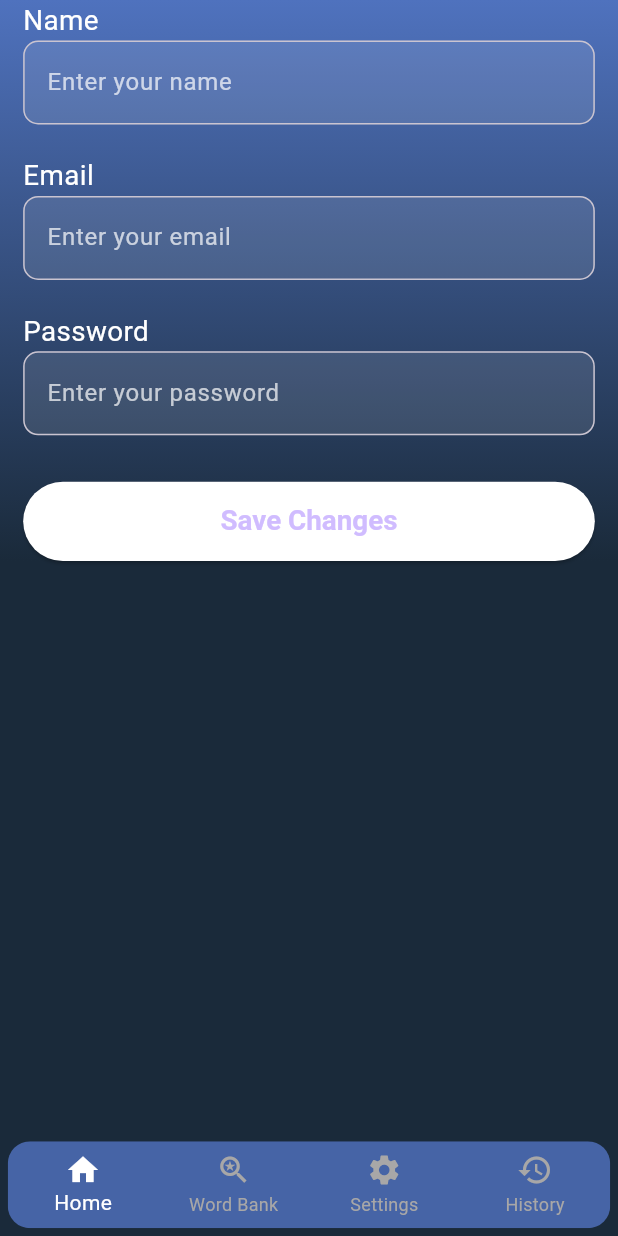
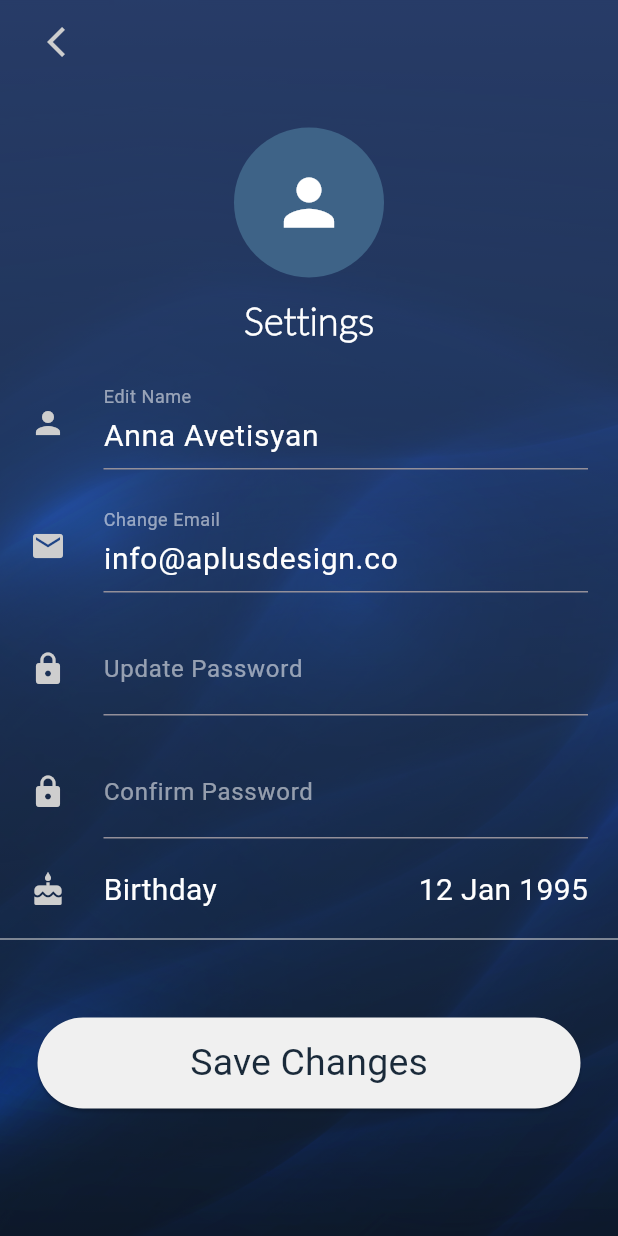
Before and after one commit to malakHelmy/Neurithm, a Flutter app: the SettingsPage screen opened directly, item 3 of the bottom bar chosen, after a tap on "Account Settings", on a phone screen of 412 x 824 dp. Run offline on Flutter 3.47's test engine with Material 3 defaults, Android fonts, the phone set to English and light mode, and no system bars; our stand-ins replace flutter_tts.

Commit message:
acc settings

```diff
--- a/neurithm_frontend/lib/screens/accountsettings.dart
+++ b/neurithm_frontend/lib/screens/accountsettings.dart
@@ -1,108 +1,151 @@
 import 'package:flutter/material.dart';
+import 'package:neurithm_frontend/screens/homePage.dart';
+import '../widgets/wavesBackground.dart';
 import '../widgets/appbar.dart';
-import '../widgets/bottombar.dart';
-import '../widgets/wavesBackground.dart';
-import '../screens/accountsettings.dart';
-import '../screens/voicesettings.dart';
 
-class AccountSettingsPage extends StatelessWidget {
-  final TextEditingController _nameController = TextEditingController();
-  final TextEditingController _emailController = TextEditingController();
-  final TextEditingController _passwordController = TextEditingController();
+class UserProfileSettingsPage extends StatefulWidget {
+  const UserProfileSettingsPage({super.key});
+
+  @override
+  State<UserProfileSettingsPage> createState() =>
+      _UserProfileSettingsPageState();
+}
+
+class _UserProfileSettingsPageState extends State<UserProfileSettingsPage> {
+  // Controllers for editable fields
+  final TextEditingController nameController =
+      TextEditingController(text: 'Anna Avetisyan');
+  final TextEditingController emailController =
+      TextEditingController(text: 'info@aplusdesign.co');
+  final TextEditingController passwordController = TextEditingController();
+
+  @override
+  void dispose() {
+    // Dispose controllers when the widget is removed
+    nameController.dispose();
+    emailController.dispose();
+    passwordController.dispose();
+    super.dispose();
+  }
 
   @override
   Widget build(BuildContext context) {
-    final GlobalKey<ScaffoldState> _scaffoldKey = GlobalKey<ScaffoldState>();
-
-    final screenWidth = MediaQuery.of(context).size.width;
-    final screenHeight = MediaQuery.of(context).size.height;
-
-    double fontSize(double size) => size * screenWidth / 400;
-    double spacing(double size) => size * screenHeight / 800;
-
     return Scaffold(
-      key: _scaffoldKey,
-      drawer: sideAppBar(context), // Side App Bar
-      bottomNavigationBar: Padding(
-        padding: EdgeInsets.all(spacing(5)),
-        child: ClipRRect(
-          borderRadius: BorderRadius.circular(15.0),
-          child: bottomappBar(context), // Bottom App Bar
-        ),
-      ),
       body: Container(
         decoration: gradientBackground,
-        padding: EdgeInsets.symmetric(horizontal: spacing(15)),
-        child: SingleChildScrollView(
-          child: Column(
-            crossAxisAlignment: CrossAxisAlignment.start,
+        child: Stack(
           children: [
-
-              Text("Name", style: TextStyle(fontSize: fontSize(18), color: Colors.white)),
-              TextField(
-                controller: _nameController,
-                style: TextStyle(color: Colors.white),
-                decoration: InputDecoration(
-                  hintText: "Enter your name",
-                  hintStyle: TextStyle(color: Colors.white.withOpacity(0.7)),
-                  fillColor: Colors.white.withOpacity(0.1),
-                  filled: true,
-                  border: OutlineInputBorder(
-                    borderRadius: BorderRadius.circular(10),
+            wavesBackground(getScreenWidth(context), getScreenHeight(context)),
+            Padding(
+              padding: EdgeInsets.symmetric(
+                horizontal: spacing(15, getScreenHeight(context)),
+              ),
+              child: AppBar(
+                backgroundColor: Colors.transparent,
+                leading: IconButton(
+                  icon: const Icon(Icons.arrow_back_ios,
+                      color: Color.fromARGB(255, 206, 206, 206)),
+                  onPressed: () {
+                    Navigator.push(
+                      context,
+                      MaterialPageRoute(
+                        builder: (context) => HomePage(),
+                      ),
+                    );
+                  },
                 ),
               ),
             ),
-              SizedBox(height: spacing(20)),
-
-              Text("Email", style: TextStyle(fontSize: fontSize(18), color: Colors.white)),
-              TextField(
-                controller: _emailController,
-                style: TextStyle(color: Colors.white),
-                decoration: InputDecoration(
-                  hintText: "Enter your email",
-                  hintStyle: TextStyle(color: Colors.white.withOpacity(0.7)),
-                  fillColor: Colors.white.withOpacity(0.1),
-                  filled: true,
-                  border: OutlineInputBorder(
-                    borderRadius: BorderRadius.circular(10),
+            Padding(
+              padding: const EdgeInsets.symmetric(vertical: 85),
+              child: Column(
+                children: [
+                  const Column(
+                    children: [
+                      CircleAvatar(
+                        radius: 50,
+                        backgroundColor: Color.fromARGB(255, 62, 99, 135),
+                        child: Icon(
+                          Icons.person,
+                          size: 50,
+                          color: Colors.white,
+                        ),
+                      ),
+                      SizedBox(height: 10),
+                      Text(
+                        'Settings',
+                        style: TextStyle(
+                          fontSize: 25,
+                          fontFamily: 'Lato',
+                          fontWeight: FontWeight.bold,
+                          color: Color.fromARGB(255, 255, 255, 255),
+                        ),
+                      ),
+                    ],
+                  ),
+                  const SizedBox(height: 10),
+                  // Profile Settings Fields Section
+                  Expanded(
+                    child: Container(
+                      decoration: const BoxDecoration(
+                        color: Colors.transparent,
+                        borderRadius: BorderRadius.only(
+                          topLeft: Radius.circular(30),
+                          topRight: Radius.circular(30),
+                        ),
+                      ),
+                      child: ListView(
+                        children: [
+                          _editableField(Icons.person, 'Edit Name',
+                              controller: nameController),
+                          _editableField(Icons.email, 'Change Email',
+                              controller: emailController),
+                          _editableField(Icons.lock, 'Update Password',
+                              controller: passwordController,
+                              obscureText: true),
+                          _editableField(Icons.lock, 'Confirm Password',
+                              controller: passwordController,
+                              obscureText: true),
+                          _settingsField(Icons.cake, 'Birthday',
+                              trailing: const Text(
+                                '12 Jan 1995',
+                                style: TextStyle(
+                                  fontSize: 20,
+                                  color: Colors.white,
+                                ),
+                              )),
+                        ],
                       ),
                     ),
                   ),
-              SizedBox(height: spacing(20)),
-
-              Text("Password", style: TextStyle(fontSize: fontSize(18), color: Colors.white)),
-              TextField(
-                controller: _passwordController,
-                obscureText: true,
-                style: TextStyle(color: Colors.white),
-                decoration: InputDecoration(
-                  hintText: "Enter your password",
-                  hintStyle: TextStyle(color: Colors.white.withOpacity(0.7)),
-                  fillColor: Colors.white.withOpacity(0.1),
-                  filled: true,
-                  border: OutlineInputBorder(
-                    borderRadius: BorderRadius.circular(10),
-                  ),
-                ),
-              ),
-              SizedBox(height: spacing(30)),
-
-              // Save Button
-              Container(
-                width: screenWidth,
+                  // Save Profile Settings Button
+                  Padding(
+                    padding: const EdgeInsets.symmetric(horizontal: 25),
+                    child: SizedBox(
+                      width: double.infinity,
                       child: ElevatedButton(
                         onPressed: () {
-                    print("Name: ${_nameController.text}");
-                    print("Email: ${_emailController.text}");
-                    print("Password: ${_passwordController.text}");
+                          // Save profile settings functionality
+                          print("Name: ${nameController.text}");
+                          print("Email: ${emailController.text}");
+                          print("Password: ${passwordController.text}");
                         },
-                  child: Text("Save Changes"),
                         style: ElevatedButton.styleFrom(
-                    backgroundColor: Colors.white,
-                    padding: EdgeInsets.symmetric(vertical: spacing(15)),
-                    textStyle: TextStyle(
-                      fontSize: fontSize(18),
-                      fontWeight: FontWeight.bold,
+                          backgroundColor:
+                              const Color.fromARGB(255, 240, 240, 240),
+                          shape: RoundedRectangleBorder(
+                            borderRadius: BorderRadius.circular(50),
+                          ),
+                          padding: EdgeInsets.symmetric(
+                              vertical: spacing(12, getScreenHeight(context))),
+                        ),
+                        child: const Text(
+                          "Save Changes",
+                          style: TextStyle(
+                            fontSize: 25,
+                            fontWeight: FontWeight.normal,
+                            color: Color(0xFF1A2A3A),
+                          ),
                         ),
                       ),
                     ),
@@ -110,7 +153,74 @@ class AccountSettingsPage extends StatelessWidget {
                 ],
               ),
             ),
+          ],
+        ),
       ),
     );
   }
+
+  // Editable Field with TextEditingController
+  Widget _editableField(IconData icon, String label,
+      {required TextEditingController controller, bool obscureText = false}) {
+    return Column(
+      crossAxisAlignment: CrossAxisAlignment.start,
+      children: [
+        Padding(
+          padding: const EdgeInsets.symmetric(horizontal: 20, vertical: 10),
+          child: Row(
+            children: [
+              Icon(icon, color: Color.fromARGB(255, 206, 206, 206)),
+              const SizedBox(width: 25),
+              Expanded(
+                child: TextField(
+                  controller: controller,
+                  obscureText: obscureText,
+                  style: const TextStyle(fontSize: 20, color: Colors.white),
+                  decoration: InputDecoration(
+                    labelText: label,
+                    labelStyle: const TextStyle(color: Colors.white54),
+
+                  ),
+                ),
+              ),
+            ],
+          ),
+        ),
+
+      ],
+    );
   }
+
+  // Non-editable Field
+  Widget _settingsField(IconData icon, String label,
+      {Widget? trailing, VoidCallback? onTap}) {
+    return Column(
+      crossAxisAlignment: CrossAxisAlignment.start,
+      children: [
+        GestureDetector(
+          onTap: onTap,
+          child: Padding(
+            padding: const EdgeInsets.symmetric(horizontal: 20, vertical: 10),
+            child: Row(
+              children: [
+                Icon(icon, color: Color.fromARGB(255, 206, 206, 206)),
+                const SizedBox(width: 25),
+                Expanded(
+                  child: Text(
+                    label,
+                    style: const TextStyle(fontSize: 20, color: Colors.white),
+                  ),
+                ),
+                if (trailing != null) trailing,
+              ],
+            ),
+          ),
+        ),
+        const Divider(
+          color: Color.fromARGB(255, 206, 206, 206),
+          thickness: 0.75,
+        ),
+      ],
+    );
+  }
+}
--- a/neurithm_frontend/lib/screens/settings.dart
+++ b/neurithm_frontend/lib/screens/settings.dart
@@ -54,7 +54,7 @@ class SettingsPage extends StatelessWidget {
                     onTap: () {
                       Navigator.push(
                         context,
-                        MaterialPageRoute(builder: (context) => AccountSettingsPage()),
+                        MaterialPageRoute(builder: (context) => UserProfileSettingsPage()),
                       );
                     },
                     child: Container(
```
Lines whose indentation alone changed are shown as unchanged.
